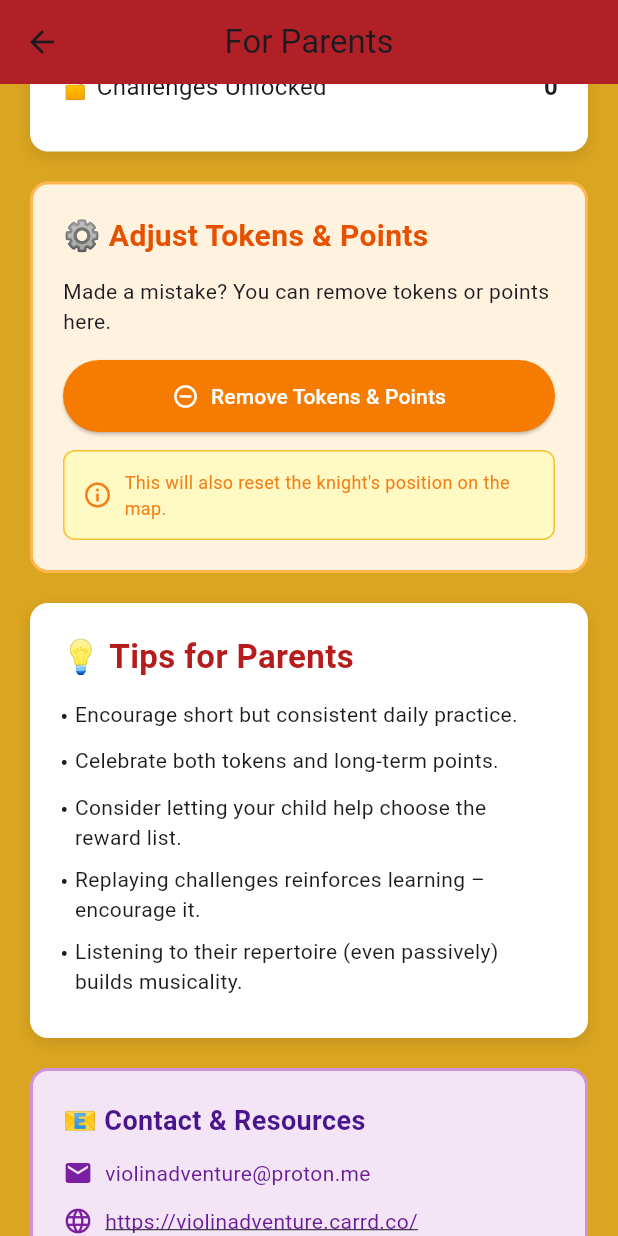
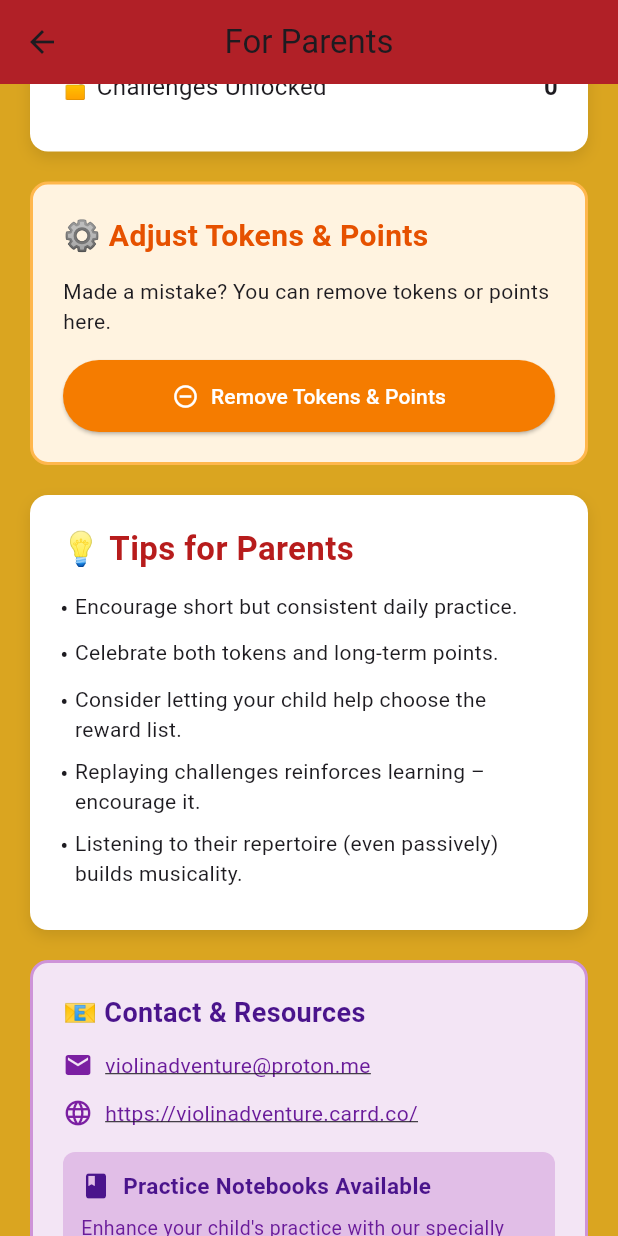
Before and after one commit to mbbrigitte/motivation-app, a Flutter app: the ParentInfo screen opened directly, scrolled down 1728 dp, on a phone screen of 412 x 824 dp. Run offline on Flutter 3.47's test engine with Material 3 defaults, Android fonts, the phone set to English and light mode, and no system bars; our stand-ins replace audioplayers, permission_handler, sensors_plus, shared_preferences, video_player; accounts and stored records are empty; Roboto replaces fonts that are missing (Georgia).

Commit message:
changed timer a bit and added icon

```diff
--- a/lib/screens/parent_info.dart
+++ b/lib/screens/parent_info.dart
@@ -1,6 +1,8 @@
 import 'package:flutter/material.dart';
 import 'dart:math';
 import '../services/storage_service.dart';
+import 'package:url_launcher/url_launcher.dart';
+
 
 class ParentInfo extends StatefulWidget {
   const ParentInfo({super.key});
@@ -522,29 +524,6 @@ class _ParentInfoState extends State<ParentInfo> {
               ),
             ),
           ),
-
-          const SizedBox(height: 12),
-
-          Container(
-            padding: const EdgeInsets.all(12),
-            decoration: BoxDecoration(
-              color: Colors.yellow[100],
-              borderRadius: BorderRadius.circular(8),
-              border: Border.all(color: Colors.yellow[700]!, width: 1),
-            ),
-            child: Row(
-              children: [
-                Icon(Icons.info_outline, color: Colors.yellow[900], size: 20),
-                const SizedBox(width: 8),
-                Expanded(
-                  child: Text(
-                    'This will also reset the knight\'s position on the map.',
-                    style: TextStyle(fontSize: 12, color: Colors.yellow[900]),
-                  ),
-                ),
-              ],
-            ),
-          ),
         ],
       ),
     );
@@ -572,23 +551,45 @@ Widget _contactSection() {
         const SizedBox(height: 12),
 
         // Email
-        Row(
+        InkWell(
+          onTap: () async {
+            final Uri emailUri = Uri(
+              scheme: 'mailto',
+              path: 'violinadventure@proton.me',
+            );
+            if (await canLaunchUrl(emailUri)) {
+              await launchUrl(emailUri);
+            }
+          },
+          child: Row(
             children: [
               Icon(Icons.email, size: 20, color: Colors.purple[700]),
               const SizedBox(width: 8),
               Expanded(
                 child: Text(
                   "violinadventure@proton.me",
-                style: TextStyle(fontSize: 14, color: Colors.purple[800]),
+                  style: TextStyle(
+                    fontSize: 14,
+                    color: Colors.purple[800],
+                    decoration: TextDecoration.underline,
+                  ),
                 ),
               ),
             ],
+          ),
         ),
 
         const SizedBox(height: 12),
 
         // Website
-        Row(
+        InkWell(
+          onTap: () async {
+            final Uri url = Uri.parse('https://violinadventure.carrd.co/');
+            if (await canLaunchUrl(url)) {
+              await launchUrl(url, mode: LaunchMode.externalApplication);
+            }
+          },
+          child: Row(
             children: [
               Icon(Icons.language, size: 20, color: Colors.purple[700]),
               const SizedBox(width: 8),
@@ -603,6 +604,7 @@ Widget _contactSection() {
                 ),
               ),
             ],
+          ),
         ),
 
         const SizedBox(height: 16),
--- a/pubspec.yaml
+++ b/pubspec.yaml
@@ -39,6 +39,10 @@ dependencies:
   # The following adds the Cupertino Icons font to your application.
   # Use with the CupertinoIcons class for iOS style icons.
   cupertino_icons: ^1.0.8
+  url_launcher: ^6.2.1 \\ moved this here from under dev_dependencies
+  flutter_launcher_icons: ^0.13.1  # icon in app store
+
+
 
 dev_dependencies:
   flutter_test:
@@ -50,7 +54,7 @@ dev_dependencies:
   # package. See that file for information about deactivating specific lint
   # rules and activating additional ones.
   flutter_lints: ^5.0.0
-  flutter_launcher_icons: ^0.13.1  # icon in app store
+
 
 
 # For information on the generic Dart part of this file, see the
```
Also changed, not shown: lib/screens/knights_practice_timer.dart (+8 -12 lines), pubspec.lock, 7 other files. Lines whose indentation alone changed are shown as unchanged.
